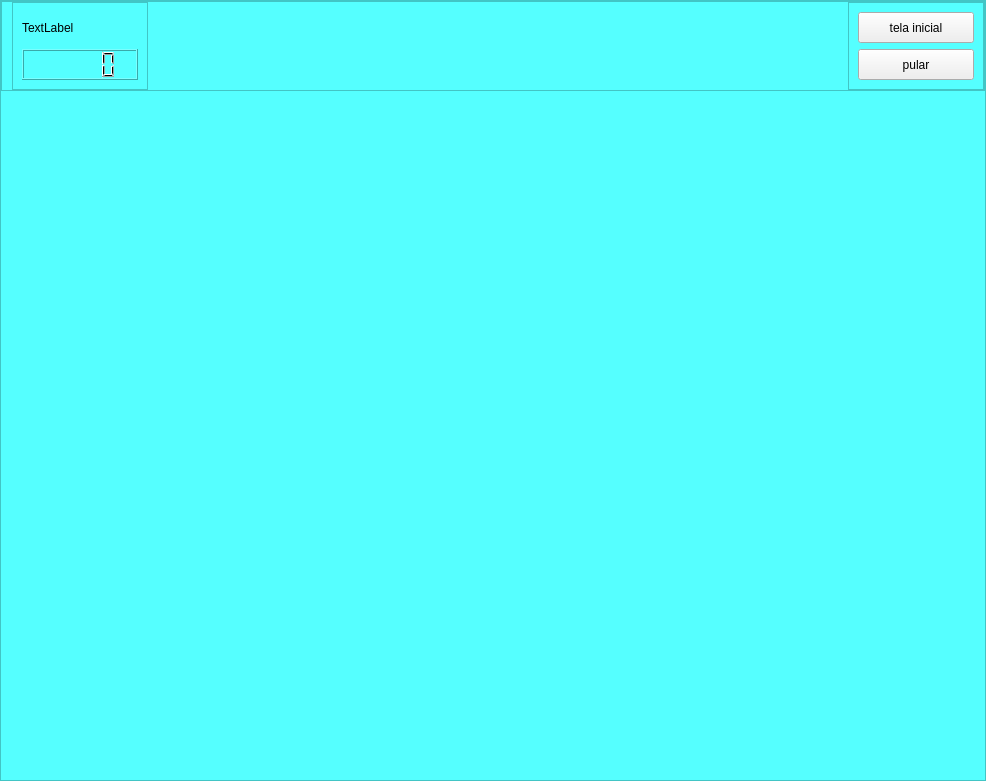
This is App/Desenvolvimento/src/main/python/mainUi.ui in wesleyrodrigues/TCC as Qt 5 draws it before an edit. The edited form follows.
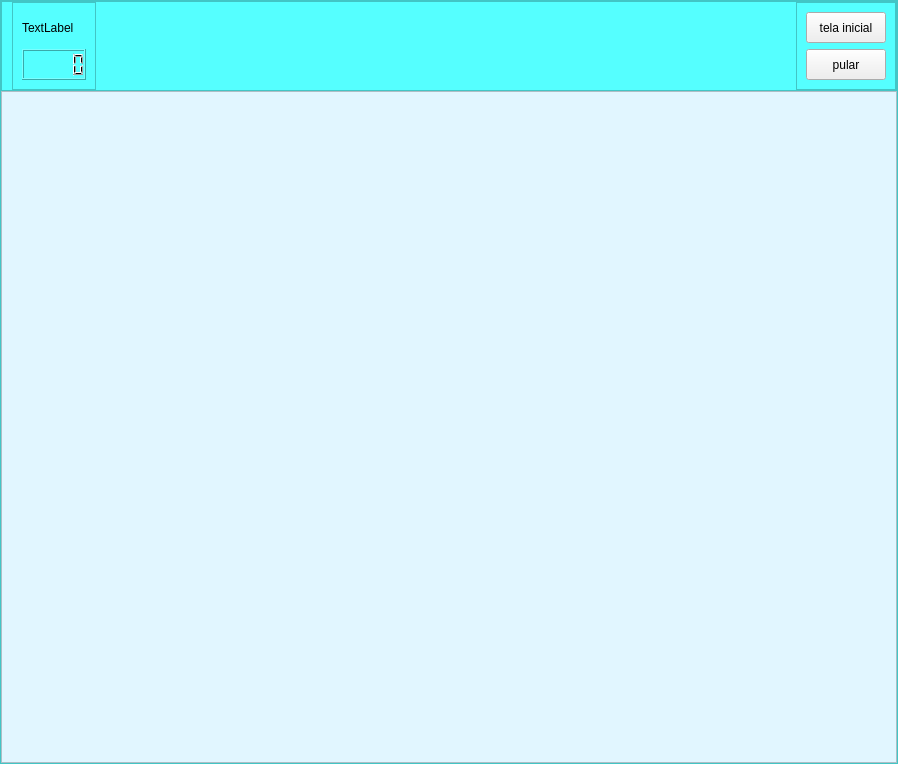
This is the edited form. Icons and pictures are not drawn.

Commit message: adiciando algo pro wesley

What changed in the file:
```diff
--- a/App/Desenvolvimento/src/main/python/mainUi.ui
+++ b/App/Desenvolvimento/src/main/python/mainUi.ui
@@ -6,8 +6,8 @@
    <rect>
     <x>0</x>
     <y>0</y>
-    <width>986</width>
-    <height>781</height>
+    <width>893</width>
+    <height>764</height>
    </rect>
   </property>
   <property name="windowTitle">
@@ -1559,7 +1559,62 @@
            </item>
           </layout>
          </widget>
-         <widget class="QWidget" name="tela_feedback"/>
+         <widget class="QWidget" name="tela_feedback">
+          <layout class="QVBoxLayout" name="verticalLayout_10">
+           <property name="spacing">
+            <number>0</number>
+           </property>
+           <property name="leftMargin">
+            <number>0</number>
+           </property>
+           <property name="topMargin">
+            <number>0</number>
+           </property>
+           <property name="rightMargin">
+            <number>0</number>
+           </property>
+           <property name="bottomMargin">
+            <number>0</number>
+           </property>
+           <item>
+            <widget class="QFrame" name="frame_7">
+             <property name="styleSheet">
+              <string notr="true">background-color: rgb(225, 246, 255);</string>
+             </property>
+             <property name="frameShape">
+              <enum>QFrame::StyledPanel</enum>
+             </property>
+             <property name="frameShadow">
+              <enum>QFrame::Raised</enum>
+             </property>
+             <layout class="QHBoxLayout" name="horizontalLayout_10">
+              <property name="spacing">
+               <number>0</number>
+              </property>
+              <property name="leftMargin">
+               <number>0</number>
+              </property>
+              <property name="topMargin">
+               <number>0</number>
+              </property>
+              <property name="rightMargin">
+               <number>0</number>
+              </property>
+              <property name="bottomMargin">
+               <number>0</number>
+              </property>
+              <item>
+               <widget class="QLabel" name="l_img_feedback">
+                <property name="text">
+                 <string/>
+                </property>
+               </widget>
+              </item>
+             </layout>
+            </widget>
+           </item>
+          </layout>
+         </widget>
         </widget>
        </item>
       </layout>
```
